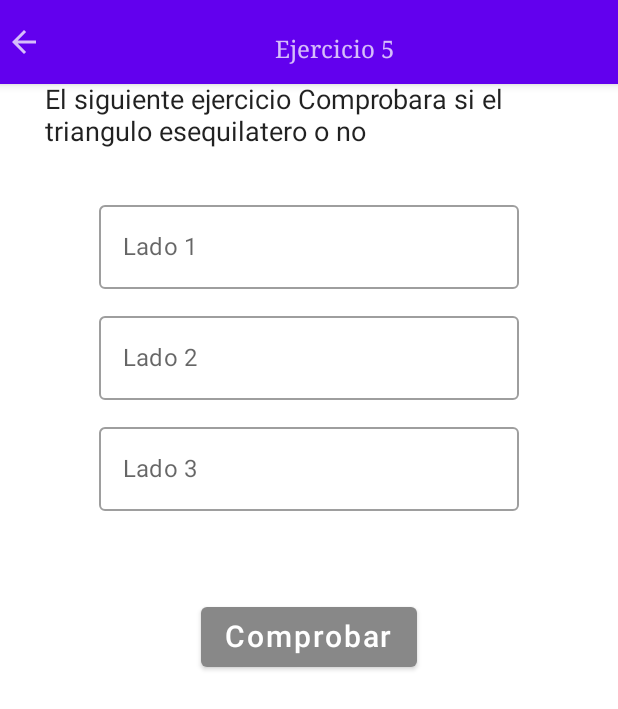
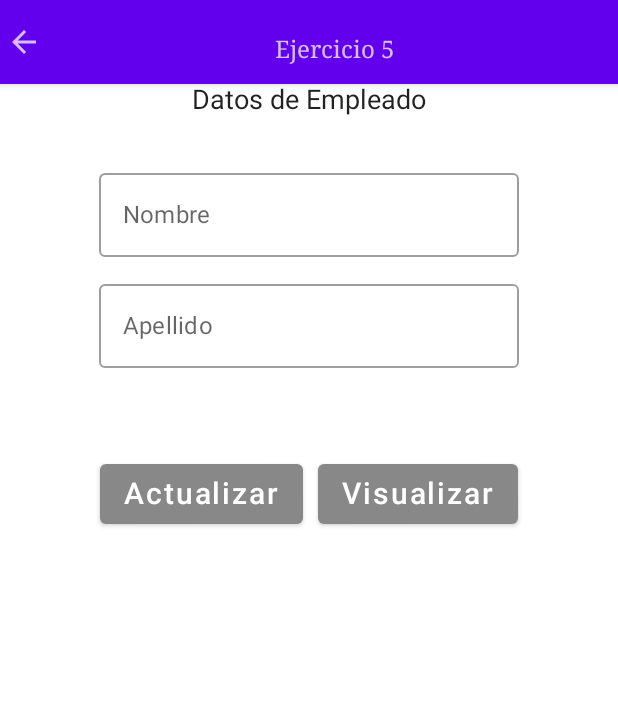
Before and after one commit to Stevflg/S2_K, an Android app built with Jetpack Compose: the Ejercicio_5 screen opened through its navigation route, on a phone screen of 412 x 824 dp. Shown: the top 709 px of the screen. Run offline under Robolectric (Android 15) with nearby library versions, the phone set to English and light mode, and no system bars.

Commit message:
Se crearon las demas clases con la interfaz

```diff
--- a/app/src/main/java/com/example/s2_k/Screens/Ejercicio_5.kt
+++ b/app/src/main/java/com/example/s2_k/Screens/Ejercicio_5.kt
@@ -11,13 +11,16 @@ import androidx.compose.runtime.*
 import androidx.compose.ui.Alignment
 import androidx.compose.ui.Modifier
 import androidx.compose.ui.graphics.Color
+import androidx.compose.ui.layout.VerticalAlignmentLine
 import androidx.compose.ui.text.font.FontFamily
 import androidx.compose.ui.text.input.KeyboardType
 import androidx.compose.ui.text.style.TextAlign
 import androidx.compose.ui.unit.dp
 import androidx.compose.ui.unit.sp
 import androidx.navigation.NavController
+import com.example.s2_k.Data.Empleado
 import com.example.s2_k.Data.Triangulo
+import java.util.jar.Attributes.Name
 
 
 @SuppressLint("UnusedMaterialScaffoldPaddingParameter")
@@ -41,43 +44,35 @@ fun Ejercicio_5(navController: NavController){
         Content_5(navController)
     }
 }
-var trig= Triangulo()
+var msjempleado:String=""
+var empleado= Empleado()
 @Composable
 fun Content_5(navController: NavController){
 
-    var lado1 by remember { mutableStateOf("") }
-    var lado2 by remember { mutableStateOf("") }
-    var lado3 by remember { mutableStateOf("") }
+    var Name by remember { mutableStateOf("") }
+    var Surname by remember { mutableStateOf("") }
+
     Column(modifier = Modifier.fillMaxSize(),
         horizontalAlignment = Alignment.CenterHorizontally ) {
-        Text("El siguiente ejercicio Comprobara si el triangulo es" +
-                "equilatero o no",
+        Text("Datos de Empleado",
             fontSize = 18.sp,
             modifier = Modifier.padding(start = 30.dp, end = 30.dp))
         Spacer(modifier = Modifier.size(20.dp))
 
 
         OutlinedTextField(
-            value = lado1, onValueChange = { lado1 = it },
-            label = { Text("Lado 1") },
-            placeholder ={ Text ("Lado 1") },
-            keyboardOptions = KeyboardOptions(keyboardType = KeyboardType.Number),
+            value = Name, onValueChange = { Name = it },
+            label = { Text("Nombre") },
+            placeholder ={ Text ("Nombre") },
+            keyboardOptions = KeyboardOptions(keyboardType = KeyboardType.Text),
             modifier = Modifier.padding(top = 10.dp)
         )
 
         OutlinedTextField(
-            value = lado2, onValueChange = { lado2 = it },
-            label = { Text("Lado 2") },
-            placeholder ={ Text ("Lado 2") },
-            keyboardOptions = KeyboardOptions(keyboardType = KeyboardType.Number),
-            modifier = Modifier.padding(top = 10.dp)
-        )
-
-        OutlinedTextField(
-            value = lado3, onValueChange = { lado3 = it },
-            label = { Text("Lado 3") },
-            placeholder ={ Text ("Lado 3") },
-            keyboardOptions = KeyboardOptions(keyboardType = KeyboardType.Number),
+            value = Surname, onValueChange = { Surname = it },
+            label = { Text("Apellido") },
+            placeholder ={ Text ("Apellido") },
+            keyboardOptions = KeyboardOptions(keyboardType = KeyboardType.Text ),
             modifier = Modifier.padding(top = 10.dp)
         )
 
@@ -85,29 +80,49 @@ fun Content_5(navController: NavController){
 
         val openDialog = remember { mutableStateOf(false) }
 
-        Button(onClick = {
-            try {
-                trig.CargarDatos(lado1.toInt(),lado2.toInt(),lado3.toInt())
-                openDialog.value=true
-            }catch (e: Exception){
+        Row(verticalAlignment =Alignment.CenterVertically) {
+            Button(onClick = {
+                try {
+                    if(Name != "" && Surname!= ""){
+                    empleado.SetName(Name)
+                    empleado.SetSurName(Surname)
+                    openDialog.value=true
+                    msjempleado= empleado.Mostrar()
+                    Name=""
+                    Surname=""}
+                    else{
+                    msjempleado="Los campos no pueden estar Vacios"
+                    openDialog.value=true
+                    }
+                }
+                catch (e: Exception){
+
+                }
+            }, colors = ButtonDefaults.buttonColors(backgroundColor = Color.Gray),
+                modifier = Modifier.padding(top = 20.dp))
+            {
+                Text(text = "Actualizar", fontSize = 20.sp, color = Color.White)
             }
-        }, colors = ButtonDefaults.buttonColors(backgroundColor = Color.Gray),
-            modifier = Modifier.padding(top = 20.dp)) {
-            Text(text = "Comprobar", fontSize = 20.sp, color = Color.White)
+
+            Spacer(modifier = Modifier.size(10.dp))
+
+            Button(onClick = {
+                try {
+                    openDialog.value=true
+                    msjempleado= empleado.Mostrar()
+                }
+                catch (e: Exception){
+
+                }
+            }, colors = ButtonDefaults.buttonColors(backgroundColor = Color.Gray),
+                modifier = Modifier.padding(top = 20.dp))
+            {
+                Text(text = "Visualizar", fontSize = 20.sp, color = Color.White)
+            }
         }
 
         if (openDialog.value){
-            var mensaje= trig.lado_mayor() +"\n"+ trig.comprobar()
-            AlertDialog(onDismissRequest = {openDialog.value=false },
-                title = { Text(text = "Resultado") },
-                text = { Text(text = mensaje) },
-                confirmButton = { Button(onClick = {
-                    lado1=""
-                    lado2=""
-                    lado3=""
-                    openDialog.value = false
-                }) {
-                    Text("OK")
-                }
-                })
-        } } }
+            openDialog.value= Alert(mensaje = msjempleado, Titulo = "Datos", State = openDialog.value)
+        }
+    }
+}
```
Also changed, not shown: app/src/main/java/com/example/s2_k/Data/Alumno.kt (added, +26 -0 lines), app/src/main/java/com/example/s2_k/Data/Empleado.kt (added, +26 -0 lines), app/src/main/java/com/example/s2_k/Data/IMC.kt (added, +21 -0 lines), app/src/main/java/com/example/s2_k/Data/Persona.kt (added, +42 -0 lines), app/src/main/java/com/example/s2_k/MainActivity.kt (+0 -11 lines), app/src/main/java/com/example/s2_k/Screens/Dialog.kt (added, +23 -0 lines), app/src/main/java/com/example/s2_k/Screens/Ejercicio_1.kt (+9 -6 lines), app/src/main/java/com/example/s2_k/Screens/Ejercicio_2.kt (+45 -22 lines), app/src/main/java/com/example/s2_k/Screens/Ejercicio_3.kt (+41 -26 lines), app/src/main/java/com/example/s2_k/Screens/Ejercicio_4.kt (+35 -35 lines).
